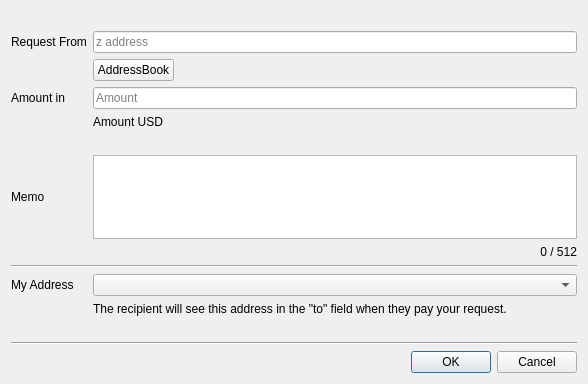
z-bitcoinz/BitcoinZ_Blue, file src/requestdialog.ui: the form before one commit.
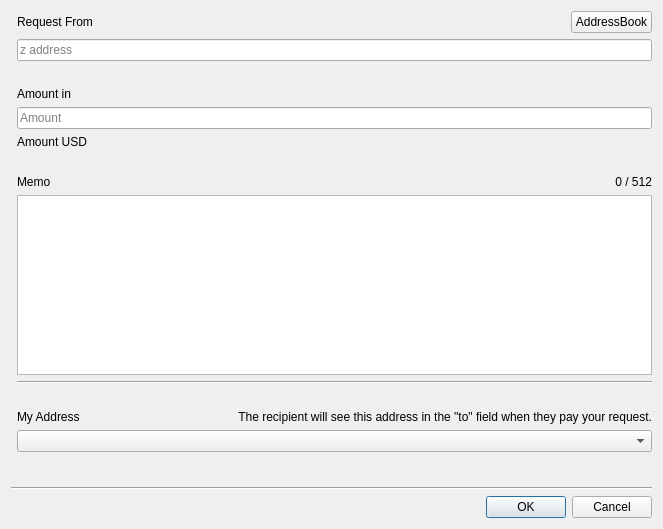
The form after the commit. Custom widgets are drawn as their Qt base class.

Commit message: Clean up request dialog

The edit to the form file:
```diff
--- a/src/requestdialog.ui
+++ b/src/requestdialog.ui
@@ -6,76 +6,19 @@
    <rect>
     <x>0</x>
     <y>0</y>
-    <width>588</width>
-    <height>384</height>
+    <width>663</width>
+    <height>529</height>
    </rect>
   </property>
   <property name="windowTitle">
    <string>Payment Request</string>
   </property>
   <layout class="QGridLayout" name="gridLayout">
-   <item row="5" column="1" colspan="3">
-    <widget class="QLineEdit" name="txtAmount">
-     <property name="alignment">
-      <set>Qt::AlignLeading|Qt::AlignLeft|Qt::AlignVCenter</set>
-     </property>
-     <property name="placeholderText">
-      <string>Amount</string>
-     </property>
-    </widget>
+   <item row="15" column="1" colspan="3">
+    <widget class="AddressCombo" name="cmbMyAddress"/>
    </item>
-   <item row="15" column="0" colspan="4">
-    <widget class="Line" name="line">
-     <property name="orientation">
-      <enum>Qt::Horizontal</enum>
-     </property>
-    </widget>
-   </item>
-   <item row="13" column="0">
-    <spacer name="verticalSpacer">
-     <property name="orientation">
-      <enum>Qt::Vertical</enum>
-     </property>
-     <property name="sizeHint" stdset="0">
-      <size>
-       <width>20</width>
-       <height>40</height>
-      </size>
-     </property>
-    </spacer>
-   </item>
-   <item row="0" column="1" colspan="3">
-    <widget class="QLabel" name="lblSaplingWarning">
-     <property name="styleSheet">
-      <string notr="true">color: red;</string>
-     </property>
-     <property name="text">
-      <string/>
-     </property>
-     <property name="alignment">
-      <set>Qt::AlignLeading|Qt::AlignLeft|Qt::AlignVCenter</set>
-     </property>
-    </widget>
-   </item>
-   <item row="8" column="1" colspan="3">
-    <widget class="MemoEdit" name="txtMemo"/>
-   </item>
-   <item row="1" column="0">
-    <widget class="QLabel" name="lblAddress">
-     <property name="text">
-      <string>Request From</string>
-     </property>
-    </widget>
-   </item>
-   <item row="3" column="1" colspan="3">
+   <item row="0" column="3">
     <layout class="QHBoxLayout" name="horizontalLayout">
-     <item>
-      <widget class="QPushButton" name="btnAddressBook">
-       <property name="text">
-        <string>AddressBook</string>
-       </property>
-      </widget>
-     </item>
      <item>
       <spacer name="horizontalSpacer">
        <property name="orientation">
@@ -89,90 +32,71 @@
        </property>
       </spacer>
      </item>
+     <item>
+      <widget class="QPushButton" name="btnAddressBook">
+       <property name="text">
+        <string>AddressBook</string>
+       </property>
+      </widget>
+     </item>
     </layout>
    </item>
-   <item row="16" column="2" colspan="2">
-    <widget class="QDialogButtonBox" name="buttonBox">
+   <item row="18" column="0" colspan="4">
+    <widget class="Line" name="line">
      <property name="orientation">
       <enum>Qt::Horizontal</enum>
      </property>
-     <property name="standardButtons">
-      <set>QDialogButtonBox::Cancel|QDialogButtonBox::Ok</set>
-     </property>
     </widget>
    </item>
-   <item row="8" column="0">
-    <widget class="QLabel" name="label_3">
+   <item row="0" column="1">
+    <widget class="QLabel" name="lblAddress">
      <property name="text">
-      <string>Memo</string>
+      <string>Request From</string>
      </property>
     </widget>
    </item>
-   <item row="11" column="0">
+   <item row="13" column="1">
     <widget class="QLabel" name="label_2">
      <property name="text">
       <string>My Address</string>
      </property>
     </widget>
    </item>
-   <item row="10" column="0" colspan="4">
-    <widget class="Line" name="line_2">
-     <property name="orientation">
-      <enum>Qt::Horizontal</enum>
+   <item row="3" column="1" colspan="3">
+    <widget class="QLabel" name="lblSaplingWarning">
+     <property name="styleSheet">
+      <string notr="true">color: red;</string>
      </property>
-    </widget>
-   </item>
-   <item row="11" column="1" colspan="3">
-    <widget class="AddressCombo" name="cmbMyAddress"/>
-   </item>
-   <item row="9" column="2" colspan="2">
-    <widget class="QLabel" name="lblMemoLen">
-     <property name="text">
-      <string notr="true">0 / 512</string>
-     </property>
-     <property name="alignment">
-      <set>Qt::AlignRight|Qt::AlignTrailing|Qt::AlignVCenter</set>
-     </property>
-    </widget>
-   </item>
-   <item row="13" column="3">
-    <spacer name="horizontalSpacer_2">
-     <property name="orientation">
-      <enum>Qt::Horizontal</enum>
-     </property>
-     <property name="sizeHint" stdset="0">
-      <size>
-       <width>40</width>
-       <height>20</height>
-      </size>
-     </property>
-    </spacer>
-   </item>
-   <item row="7" column="1">
-    <widget class="QLabel" name="label">
      <property name="text">
       <string/>
      </property>
     </widget>
    </item>
-   <item row="5" column="0">
+   <item row="4" column="1">
     <widget class="QLabel" name="lblAmount">
      <property name="text">
       <string>Amount in </string>
      </property>
     </widget>
    </item>
-   <item row="6" column="1" colspan="3">
-    <widget class="QLabel" name="txtAmountUSD">
+   <item row="8" column="1">
+    <widget class="QLabel" name="label">
      <property name="text">
-      <string>Amount USD</string>
+      <string/>
      </property>
-     <property name="alignment">
-      <set>Qt::AlignLeading|Qt::AlignLeft|Qt::AlignVCenter</set>
+    </widget>
+   </item>
+   <item row="19" column="2" colspan="2">
+    <widget class="QDialogButtonBox" name="buttonBox">
+     <property name="orientation">
+      <enum>Qt::Horizontal</enum>
      </property>
+     <property name="standardButtons">
+      <set>QDialogButtonBox::Cancel|QDialogButtonBox::Ok</set>
+     </property>
     </widget>
    </item>
-   <item row="1" column="1" colspan="3">
+   <item row="2" column="1" colspan="3">
     <widget class="QLineEdit" name="txtFrom">
      <property name="sizePolicy">
       <sizepolicy hsizetype="Minimum" vsizetype="Fixed">
@@ -188,11 +112,88 @@
      </property>
     </widget>
    </item>
-   <item row="12" column="1" colspan="3">
+   <item row="10" column="1" colspan="3">
+    <widget class="MemoEdit" name="txtMemo">
+     <property name="sizePolicy">
+      <sizepolicy hsizetype="Expanding" vsizetype="Preferred">
+       <horstretch>0</horstretch>
+       <verstretch>0</verstretch>
+      </sizepolicy>
+     </property>
+    </widget>
+   </item>
+   <item row="5" column="1" colspan="3">
+    <widget class="QLineEdit" name="txtAmount">
+     <property name="alignment">
+      <set>Qt::AlignLeading|Qt::AlignLeft|Qt::AlignVCenter</set>
+     </property>
+     <property name="placeholderText">
+      <string>Amount</string>
+     </property>
+    </widget>
+   </item>
+   <item row="11" column="1" colspan="3">
+    <widget class="Line" name="line_2">
+     <property name="orientation">
+      <enum>Qt::Horizontal</enum>
+     </property>
+    </widget>
+   </item>
+   <item row="13" column="3">
     <widget class="QLabel" name="lblAddressInfo">
      <property name="text">
       <string>The recipient will see this address in the &quot;to&quot; field when they pay your request.</string>
      </property>
+     <property name="alignment">
+      <set>Qt::AlignRight|Qt::AlignTrailing|Qt::AlignVCenter</set>
+     </property>
+    </widget>
+   </item>
+   <item row="9" column="3">
+    <widget class="QLabel" name="lblMemoLen">
+     <property name="text">
+      <string notr="true">0 / 512</string>
+     </property>
+     <property name="alignment">
+      <set>Qt::AlignRight|Qt::AlignTrailing|Qt::AlignVCenter</set>
+     </property>
+    </widget>
+   </item>
+   <item row="7" column="1">
+    <widget class="QLabel" name="txtAmountUSD">
+     <property name="text">
+      <string>Amount USD</string>
+     </property>
+     <property name="alignment">
+      <set>Qt::AlignLeading|Qt::AlignLeft|Qt::AlignVCenter</set>
+     </property>
+    </widget>
+   </item>
+   <item row="17" column="1">
+    <spacer name="verticalSpacer">
+     <property name="orientation">
+      <enum>Qt::Vertical</enum>
+     </property>
+     <property name="sizeHint" stdset="0">
+      <size>
+       <width>20</width>
+       <height>40</height>
+      </size>
+     </property>
+    </spacer>
+   </item>
+   <item row="9" column="1">
+    <widget class="QLabel" name="label_3">
+     <property name="text">
+      <string>Memo</string>
+     </property>
+    </widget>
+   </item>
+   <item row="12" column="1">
+    <widget class="QLabel" name="label_4">
+     <property name="text">
+      <string/>
+     </property>
     </widget>
    </item>
   </layout>
```
Left out of the diff: 1 changed line with no effect on the pictures.
